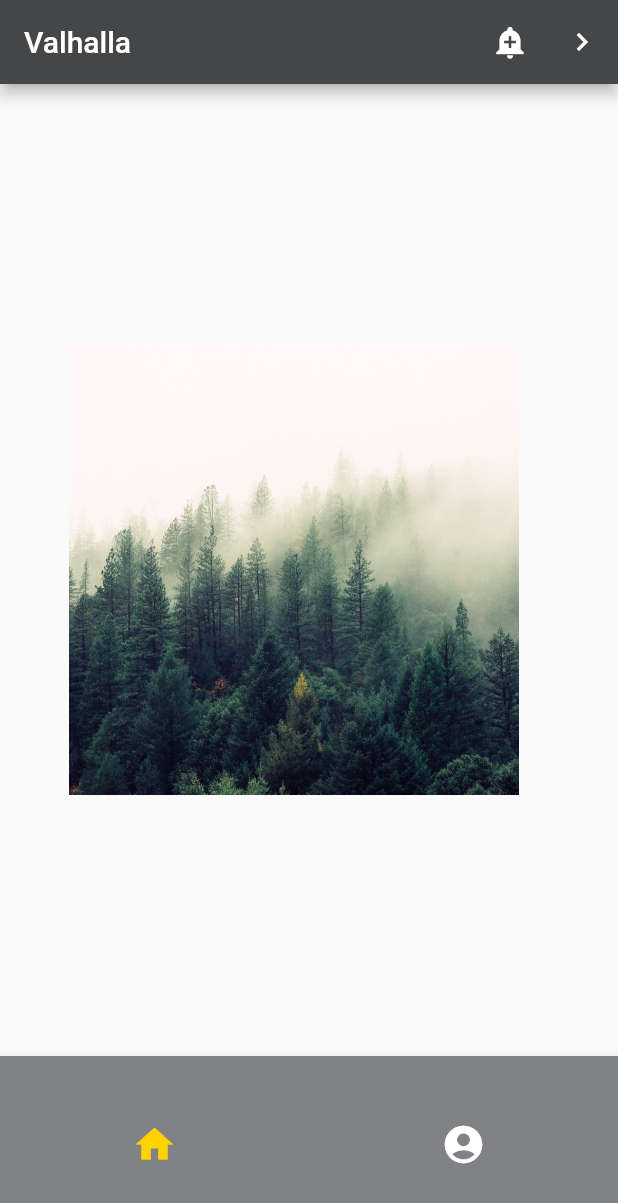
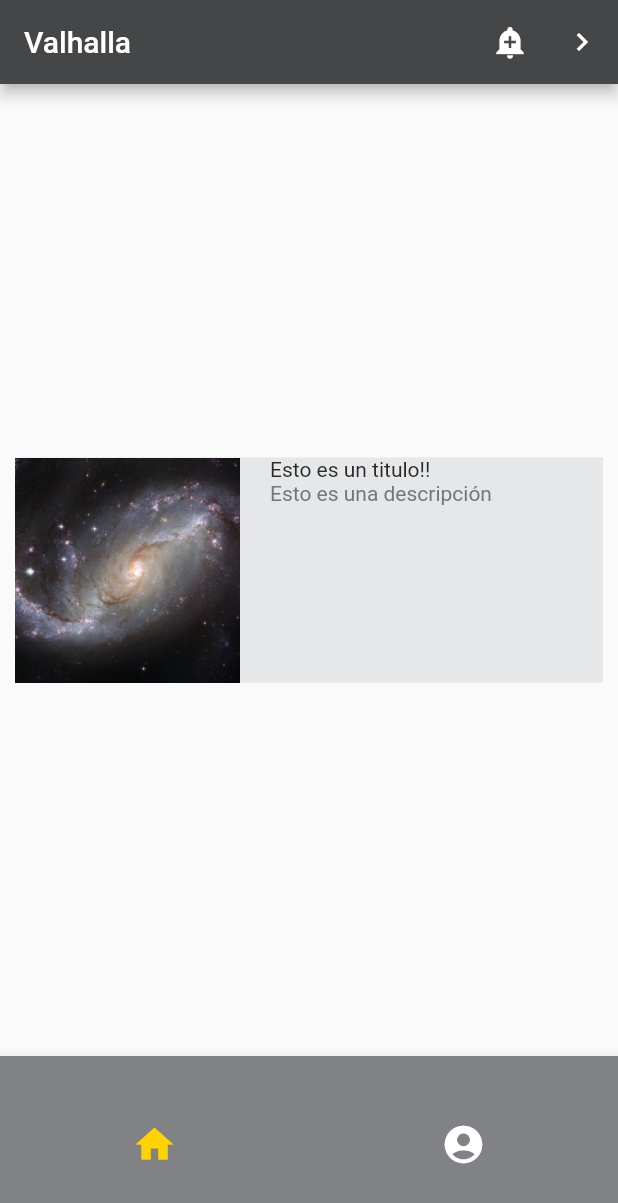
Before and after one commit to weincoder/flutterweincodeintermedio, a Flutter app: the screen it shows after launch, on a phone screen of 412 x 824 dp. Shown: the top 1203 px of the screen. Run offline on Flutter 3.47's test engine with Material 2 defaults, Android fonts, the phone set to English and light mode, and no system bars.

Commit message:
subiendo el element View

```diff
--- a/ValhallaApp/lib/custom/widgets/element_view.dart
+++ b/ValhallaApp/lib/custom/widgets/element_view.dart
@@ -0,0 +1,39 @@
+import 'package:ValhallaApp/custom/widgets/fundation/colors.dart';
+import 'package:ValhallaApp/custom/widgets/fundation/ourText.dart';
+import 'package:ValhallaApp/custom/widgets/our_image.dart';
+import 'package:flutter/material.dart';
+
+class ElementView extends StatelessWidget {
+  final String pathImage;
+  final String title;
+  final String description;
+  ElementView ({this.pathImage,this.title,this.description});
+
+  @override
+  Widget build(BuildContext context) {
+   final element = Container(
+     height: 150,
+     decoration: BoxDecoration(color: SCALE_02),
+     margin: EdgeInsets.all(10.0),
+     child:  Row(
+       crossAxisAlignment: CrossAxisAlignment.start,
+       children: [
+         OurImage(pathImage: this.pathImage,
+             widthImage: 150,
+             heightImage: 150),
+         Column(
+           crossAxisAlignment: CrossAxisAlignment.start,
+           children: [
+             H2(text:this.title),
+             NormalText(text: this.description)
+           ],
+         )
+       ],
+     ),
+   );
+
+   return element;
+  }
+
+
+}
--- a/ValhallaApp/lib/custom/widgets/fundation/ourText.dart
+++ b/ValhallaApp/lib/custom/widgets/fundation/ourText.dart
@@ -42,7 +42,7 @@
 
 class NormalText extends StatelessWidget{
   final String text;
-  NormalText({Key key, this.text}):super(key:key);
+  NormalText( {Key key, this.text}):super(key:key);
   @override
   Widget build(BuildContext context) {
     return OurText (text:this.text, colorText: SCALE_03,);
--- a/ValhallaApp/lib/custom/widgets/home.dart
+++ b/ValhallaApp/lib/custom/widgets/home.dart
@@ -1,3 +1,4 @@
+import 'package:ValhallaApp/custom/widgets/element_view.dart';
 import 'package:ValhallaApp/custom/widgets/our_app_bar.dart';
 import 'package:ValhallaApp/custom/widgets/our_footer.dart';
 import 'package:ValhallaApp/custom/widgets/our_image.dart';
@@ -10,10 +11,10 @@
     return Scaffold(
       appBar: OurAppBar(title: 'Valhalla', iconAppBar: Icon(Icons.add_alert)),
       body: Center(
-          child: OurImage(pathImage: 'assets/images/tree.jpg',
-            widthImage: 300,
-            heightImage: 300,
-          ),
+          child: ElementView(pathImage: 'assets/images/space.jpg',
+            title: 'Esto es un titulo!!',
+            description: 'Esto es una descripción',
+          )
       ),
       bottomNavigationBar: OurFooter(iconLeft: Icon(Icons.home), iconRight: Icon(Icons.account_circle),),
     );
```
